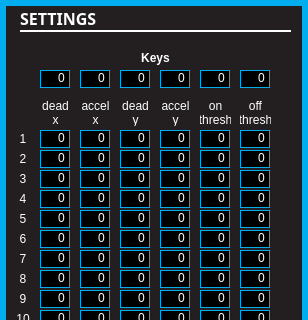
The window that standalone/advanced/forms/settingsForm.ui (Muse-Kinetics/softstep_editor) describes before a commit, drawn with Qt 5; both pictures show x 0 to 308 and y 0 to 320 of the 308 by 516 pixel window.
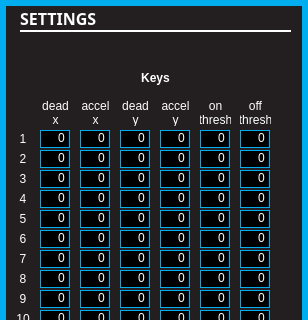
The same window after the commit.

Commit message: fixed the main window title problem.  also added a delay spinbox to the modlines and updated the names of the modline parameters to not contain capitals as conner requested.  I can redo this commit, Carson, if you had uncommitted changes in the modlines.

Patch:
```diff
--- a/standalone/advanced/forms/settingsForm.ui
+++ b/standalone/advanced/forms/settingsForm.ui
@@ -279,25 +279,6 @@
     <set>Qt::AlignCenter</set>
    </property>
   </widget>
-  <widget class="QSpinBox" name="all_onthresh">
-   <property name="geometry">
-    <rect>
-     <x>200</x>
-     <y>70</y>
-     <width>30</width>
-     <height>18</height>
-    </rect>
-   </property>
-   <property name="alignment">
-    <set>Qt::AlignRight|Qt::AlignTrailing|Qt::AlignVCenter</set>
-   </property>
-   <property name="buttonSymbols">
-    <enum>QAbstractSpinBox::NoButtons</enum>
-   </property>
-   <property name="maximum">
-    <number>127</number>
-   </property>
-  </widget>
   <widget class="QLabel" name="label_11">
    <property name="geometry">
     <rect>
@@ -466,25 +447,6 @@
     <number>127</number>
    </property>
   </widget>
-  <widget class="QSpinBox" name="all_offthresh">
-   <property name="geometry">
-    <rect>
-     <x>240</x>
-     <y>70</y>
-     <width>30</width>
-     <height>18</height>
-    </rect>
-   </property>
-   <property name="alignment">
-    <set>Qt::AlignRight|Qt::AlignTrailing|Qt::AlignVCenter</set>
-   </property>
-   <property name="buttonSymbols">
-    <enum>QAbstractSpinBox::NoButtons</enum>
-   </property>
-   <property name="maximum">
-    <number>127</number>
-   </property>
-  </widget>
   <widget class="QSpinBox" name="key5_settings_ydead">
    <property name="geometry">
     <rect>
@@ -802,30 +764,11 @@
     <number>127</number>
    </property>
   </widget>
-  <widget class="QSpinBox" name="all_yaccel">
-   <property name="geometry">
-    <rect>
-     <x>160</x>
-     <y>70</y>
-     <width>30</width>
-     <height>18</height>
-    </rect>
-   </property>
-   <property name="alignment">
-    <set>Qt::AlignRight|Qt::AlignTrailing|Qt::AlignVCenter</set>
-   </property>
-   <property name="buttonSymbols">
-    <enum>QAbstractSpinBox::NoButtons</enum>
-   </property>
-   <property name="maximum">
-    <number>127</number>
-   </property>
-  </widget>
   <widget class="QLabel" name="label_2">
    <property name="geometry">
     <rect>
      <x>20</x>
-     <y>50</y>
+     <y>70</y>
      <width>271</width>
      <height>16</height>
     </rect>
@@ -1198,25 +1141,6 @@
     <number>127</number>
    </property>
   </widget>
-  <widget class="QSpinBox" name="all_ydead">
-   <property name="geometry">
-    <rect>
-     <x>120</x>
-     <y>70</y>
-     <width>30</width>
-     <height>18</height>
-    </rect>
-   </property>
-   <property name="alignment">
-    <set>Qt::AlignRight|Qt::AlignTrailing|Qt::AlignVCenter</set>
-   </property>
-   <property name="buttonSymbols">
-    <enum>QAbstractSpinBox::NoButtons</enum>
-   </property>
-   <property name="maximum">
-    <number>127</number>
-   </property>
-  </widget>
   <widget class="QSpinBox" name="key2_settings_xaccel">
    <property name="geometry">
     <rect>
@@ -1458,25 +1382,6 @@
     <number>127</number>
    </property>
   </widget>
-  <widget class="QSpinBox" name="all_xdead">
-   <property name="geometry">
-    <rect>
-     <x>40</x>
-     <y>70</y>
-     <width>30</width>
-     <height>18</height>
-    </rect>
-   </property>
-   <property name="alignment">
-    <set>Qt::AlignRight|Qt::AlignTrailing|Qt::AlignVCenter</set>
-   </property>
-   <property name="buttonSymbols">
-    <enum>QAbstractSpinBox::NoButtons</enum>
-   </property>
-   <property name="maximum">
-    <number>127</number>
-   </property>
-  </widget>
   <widget class="QLabel" name="label_3">
    <property name="geometry">
     <rect>
@@ -1677,25 +1582,6 @@
     <set>Qt::AlignCenter</set>
    </property>
   </widget>
-  <widget class="QSpinBox" name="all_xaccel">
-   <property name="geometry">
-    <rect>
-     <x>80</x>
-     <y>70</y>
-     <width>30</width>
-     <height>18</height>
-    </rect>
-   </property>
-   <property name="alignment">
-    <set>Qt::AlignRight|Qt::AlignTrailing|Qt::AlignVCenter</set>
-   </property>
-   <property name="buttonSymbols">
-    <enum>QAbstractSpinBox::NoButtons</enum>
-   </property>
-   <property name="maximum">
-    <number>127</number>
-   </property>
-  </widget>
   <widget class="QWidget" name="verticalLayoutWidget">
    <property name="geometry">
     <rect>
```
The commit also changes 7 other files.
